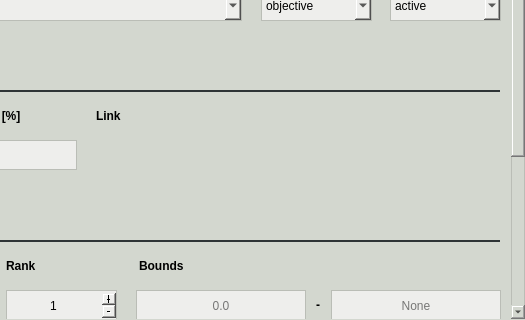
pyanno4rt/pyanno4rt, file pyanno4rt/gui/designs/components/minimum_dvh_window.ui: the form before one commit; both pictures show x 195 to 720 and y 111 to 431 of the 720 by 431 pixel window.
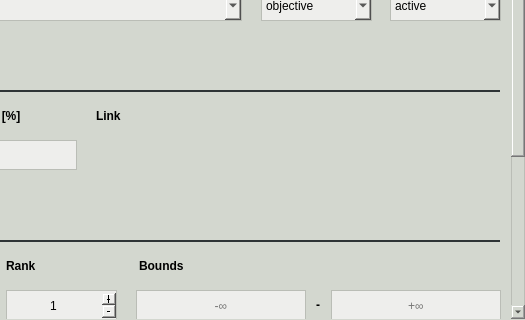
The form after the commit.

What changed in the file:
```diff
--- a/pyanno4rt/gui/designs/components/minimum_dvh_window.ui
+++ b/pyanno4rt/gui/designs/components/minimum_dvh_window.ui
@@ -592,7 +592,7 @@
        <set>Qt::AlignCenter</set>
       </property>
       <property name="placeholderText">
-       <string>None</string>
+       <string>+∞</string>
       </property>
      </widget>
      <widget class="QLineEdit" name="weight_ledit">
@@ -685,7 +685,7 @@
        <set>Qt::AlignCenter</set>
       </property>
       <property name="placeholderText">
-       <string>0.0</string>
+       <string>-∞</string>
       </property>
      </widget>
      <widget class="QLineEdit" name="volume_ledit">
```
